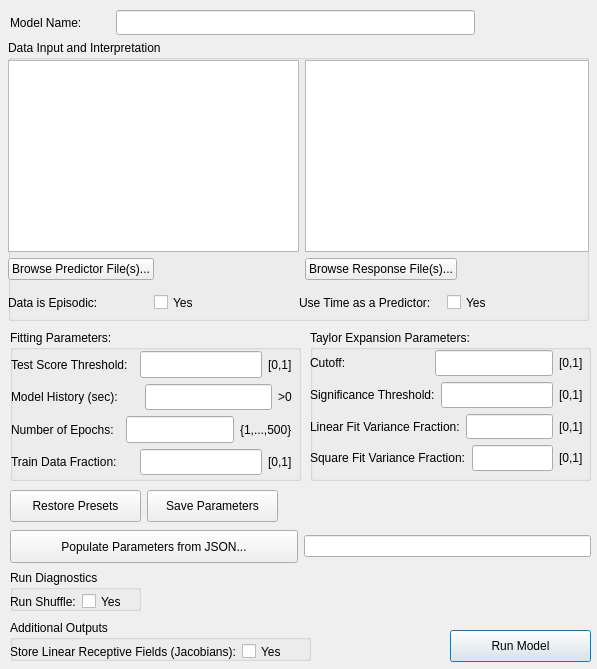
Before: the Qt Designer form neuro_mine/ui/mine_train.ui in matovic5/neuro_mine, drawn with Qt 5.
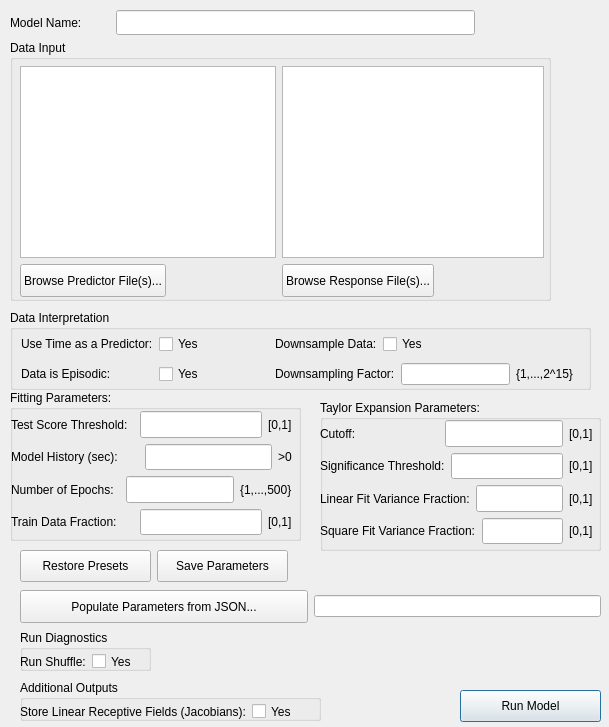
After: the same form once the commit is applied. Icons and pictures are not drawn.

Commit message:
Major change: added downsampling factor toGUI and associated logic
Minor change: renamed neuromine_fit.py to neuromine_train.py

```diff
--- a/neuro_mine/ui/mine_train.ui
+++ b/neuro_mine/ui/mine_train.ui
@@ -6,8 +6,8 @@
    <rect>
     <x>0</x>
     <y>0</y>
-    <width>597</width>
-    <height>669</height>
+    <width>609</width>
+    <height>727</height>
    </rect>
   </property>
   <property name="sizePolicy">
@@ -27,8 +27,8 @@
   <widget class="QPushButton" name="pushButton">
    <property name="geometry">
     <rect>
-     <x>450</x>
-     <y>630</y>
+     <x>460</x>
+     <y>690</y>
      <width>141</width>
      <height>32</height>
     </rect>
@@ -49,76 +49,38 @@
   <widget class="QGroupBox" name="groupBox">
    <property name="geometry">
     <rect>
-     <x>8</x>
+     <x>10</x>
      <y>40</y>
-     <width>581</width>
-     <height>281</height>
+     <width>541</width>
+     <height>261</height>
     </rect>
    </property>
    <property name="title">
-    <string>Data Input and Interpretation</string>
+    <string>Data Input</string>
    </property>
-   <widget class="QWidget" name="layoutWidget">
+   <widget class="QLabel" name="label_19">
     <property name="geometry">
      <rect>
-      <x>0</x>
-      <y>20</y>
-      <width>581</width>
-      <height>259</height>
+      <x>566</x>
+      <y>249</y>
+      <width>16</width>
+      <height>16</height>
      </rect>
     </property>
-    <layout class="QGridLayout" name="gridLayout">
-     <item row="0" column="2">
-      <layout class="QFormLayout" name="formLayout_2">
-       <item row="0" column="0" colspan="2">
-        <widget class="QTextEdit" name="textEdit_2">
-         <property name="sizePolicy">
-          <sizepolicy hsizetype="Expanding" vsizetype="Expanding">
-           <horstretch>0</horstretch>
-           <verstretch>0</verstretch>
-          </sizepolicy>
-         </property>
-        </widget>
-       </item>
-       <item row="1" column="0">
-        <widget class="QPushButton" name="pushButton_3">
-         <property name="sizePolicy">
-          <sizepolicy hsizetype="Expanding" vsizetype="Expanding">
-           <horstretch>0</horstretch>
-           <verstretch>0</verstretch>
-          </sizepolicy>
-         </property>
          <property name="text">
-          <string>Browse Response File(s)...</string>
-         </property>
-        </widget>
-       </item>
-       <item row="1" column="1">
-        <widget class="QLabel" name="label_21">
-         <property name="sizePolicy">
-          <sizepolicy hsizetype="Expanding" vsizetype="Expanding">
-           <horstretch>0</horstretch>
-           <verstretch>0</verstretch>
-          </sizepolicy>
-         </property>
-         <property name="toolTip">
           <string/>
          </property>
-         <property name="whatsThis">
-          <string>Response file(s) should be .csv format but with any type of delimiter; time must be in the first column</string>
-         </property>
-         <property name="text">
-          <string/>
-         </property>
-         <property name="pixmap">
-          <pixmap resource="resources.qrc">:/question.png</pixmap>
-         </property>
-        </widget>
-       </item>
-      </layout>
-     </item>
-     <item row="0" column="0" colspan="2">
-      <layout class="QFormLayout" name="formLayout">
+   </widget>
+   <widget class="QWidget" name="">
+    <property name="geometry">
+     <rect>
+      <x>10</x>
+      <y>26</y>
+      <width>524</width>
+      <height>231</height>
+     </rect>
+    </property>
+    <layout class="QGridLayout" name="gridLayout_3">
        <item row="0" column="0" colspan="2">
         <widget class="QTextEdit" name="textEdit">
          <property name="sizePolicy">
@@ -129,6 +91,16 @@
          </property>
         </widget>
        </item>
+     <item row="0" column="2" colspan="2">
+      <widget class="QTextEdit" name="textEdit_2">
+       <property name="sizePolicy">
+        <sizepolicy hsizetype="Expanding" vsizetype="Expanding">
+         <horstretch>0</horstretch>
+         <verstretch>0</verstretch>
+        </sizepolicy>
+       </property>
+      </widget>
+     </item>
        <item row="1" column="0">
         <widget class="QPushButton" name="pushButton_2">
          <property name="sizePolicy">
@@ -164,12 +136,8 @@
          </property>
         </widget>
        </item>
-      </layout>
-     </item>
-     <item row="1" column="1" colspan="2">
-      <layout class="QHBoxLayout" name="horizontalLayout_13">
-       <item>
-        <widget class="QLabel" name="label_6">
+     <item row="1" column="2">
+      <widget class="QPushButton" name="pushButton_3">
          <property name="sizePolicy">
           <sizepolicy hsizetype="Expanding" vsizetype="Expanding">
            <horstretch>0</horstretch>
@@ -177,54 +145,31 @@
           </sizepolicy>
          </property>
          <property name="text">
-          <string>Use Time as a Predictor:</string>
+        <string>Browse Response File(s)...</string>
          </property>
         </widget>
        </item>
-       <item>
-        <widget class="QCheckBox" name="checkBox_2">
+     <item row="1" column="3">
+      <widget class="QLabel" name="label_21">
          <property name="sizePolicy">
           <sizepolicy hsizetype="Expanding" vsizetype="Expanding">
            <horstretch>0</horstretch>
            <verstretch>0</verstretch>
           </sizepolicy>
          </property>
-         <property name="text">
-          <string>Yes</string>
-         </property>
-        </widget>
-       </item>
-      </layout>
-     </item>
-     <item row="1" column="0">
-      <layout class="QHBoxLayout" name="horizontalLayout_12">
-       <item>
-        <widget class="QLabel" name="label_5">
-         <property name="sizePolicy">
-          <sizepolicy hsizetype="Expanding" vsizetype="Expanding">
-           <horstretch>0</horstretch>
-           <verstretch>0</verstretch>
-          </sizepolicy>
+       <property name="toolTip">
+        <string/>
+       </property>
+       <property name="whatsThis">
+        <string>Response file(s) should be .csv format but with any type of delimiter; time must be in the first column</string>
          </property>
          <property name="text">
-          <string>Data is Episodic:</string>
-         </property>
-        </widget>
-       </item>
-       <item>
-        <widget class="QCheckBox" name="checkBox">
-         <property name="sizePolicy">
-          <sizepolicy hsizetype="Expanding" vsizetype="Expanding">
-           <horstretch>0</horstretch>
-           <verstretch>0</verstretch>
-          </sizepolicy>
-         </property>
-         <property name="text">
-          <string>Yes</string>
-         </property>
-        </widget>
-       </item>
-      </layout>
+        <string/>
+       </property>
+       <property name="pixmap">
+        <pixmap resource="resources.qrc">:/question.png</pixmap>
+       </property>
+      </widget>
      </item>
     </layout>
    </widget>
@@ -233,7 +178,7 @@
    <property name="geometry">
     <rect>
      <x>10</x>
-     <y>330</y>
+     <y>390</y>
      <width>291</width>
      <height>151</height>
     </rect>
@@ -417,8 +362,8 @@
   <widget class="QGroupBox" name="groupBox_3">
    <property name="geometry">
     <rect>
-     <x>310</x>
-     <y>330</y>
+     <x>320</x>
+     <y>400</y>
      <width>281</width>
      <height>151</height>
     </rect>
@@ -432,7 +377,7 @@
       <x>0</x>
       <y>20</y>
       <width>273</width>
-      <height>121</height>
+      <height>124</height>
      </rect>
     </property>
     <layout class="QVBoxLayout" name="verticalLayout">
@@ -602,8 +547,8 @@
   <widget class="QGroupBox" name="groupBox_4">
    <property name="geometry">
     <rect>
-     <x>10</x>
-     <y>570</y>
+     <x>20</x>
+     <y>630</y>
      <width>131</width>
      <height>41</height>
     </rect>
@@ -653,8 +598,8 @@
   <widget class="QGroupBox" name="groupBox_5">
    <property name="geometry">
     <rect>
-     <x>10</x>
-     <y>620</y>
+     <x>20</x>
+     <y>680</y>
      <width>301</width>
      <height>41</height>
     </rect>
@@ -704,8 +649,8 @@
   <widget class="QWidget" name="layoutWidget">
    <property name="geometry">
     <rect>
-     <x>10</x>
-     <y>490</y>
+     <x>20</x>
+     <y>550</y>
      <width>268</width>
      <height>32</height>
     </rect>
@@ -802,8 +747,8 @@
   <widget class="QWidget" name="layoutWidget">
    <property name="geometry">
     <rect>
-     <x>10</x>
-     <y>530</y>
+     <x>20</x>
+     <y>590</y>
      <width>581</width>
      <height>33</height>
     </rect>
@@ -827,6 +772,114 @@
     </item>
    </layout>
   </widget>
+  <widget class="QGroupBox" name="groupBox_6">
+   <property name="geometry">
+    <rect>
+     <x>10</x>
+     <y>310</y>
+     <width>581</width>
+     <height>80</height>
+    </rect>
+   </property>
+   <property name="title">
+    <string>Data Interpretation</string>
+   </property>
+   <widget class="QWidget" name="">
+    <property name="geometry">
+     <rect>
+      <x>11</x>
+      <y>22</y>
+      <width>552</width>
+      <height>54</height>
+     </rect>
+    </property>
+    <layout class="QGridLayout" name="gridLayout_4">
+     <item row="0" column="0">
+      <widget class="QLabel" name="label_29">
+       <property name="sizePolicy">
+        <sizepolicy hsizetype="Expanding" vsizetype="Expanding">
+         <horstretch>0</horstretch>
+         <verstretch>0</verstretch>
+        </sizepolicy>
+       </property>
+       <property name="text">
+        <string>Use Time as a Predictor:</string>
+       </property>
+      </widget>
+     </item>
+     <item row="0" column="1">
+      <widget class="QCheckBox" name="checkBox_6">
+       <property name="sizePolicy">
+        <sizepolicy hsizetype="Expanding" vsizetype="Expanding">
+         <horstretch>0</horstretch>
+         <verstretch>0</verstretch>
+        </sizepolicy>
+       </property>
+       <property name="text">
+        <string>Yes</string>
+       </property>
+      </widget>
+     </item>
+     <item row="0" column="2">
+      <widget class="QLabel" name="label_18">
+       <property name="text">
+        <string>Downsample Data:</string>
+       </property>
+      </widget>
+     </item>
+     <item row="0" column="3" colspan="3">
+      <widget class="QCheckBox" name="checkBox_4">
+       <property name="text">
+        <string>Yes</string>
+       </property>
+      </widget>
+     </item>
+     <item row="1" column="0">
+      <widget class="QLabel" name="label_30">
+       <property name="sizePolicy">
+        <sizepolicy hsizetype="Expanding" vsizetype="Expanding">
+         <horstretch>0</horstretch>
+         <verstretch>0</verstretch>
+        </sizepolicy>
+       </property>
+       <property name="text">
+        <string>Data is Episodic:</string>
+       </property>
+      </widget>
+     </item>
+     <item row="1" column="1">
+      <widget class="QCheckBox" name="checkBox_7">
+       <property name="sizePolicy">
+        <sizepolicy hsizetype="Expanding" vsizetype="Expanding">
+         <horstretch>0</horstretch>
+         <verstretch>0</verstretch>
+        </sizepolicy>
+       </property>
+       <property name="text">
+        <string>Yes</string>
+       </property>
+      </widget>
+     </item>
+     <item row="1" column="2" colspan="2">
+      <widget class="QLabel" name="label_10">
+       <property name="text">
+        <string>Downsampling Factor:</string>
+       </property>
+      </widget>
+     </item>
+     <item row="1" column="4">
+      <widget class="QLineEdit" name="lineEdit_4"/>
+     </item>
+     <item row="1" column="5">
+      <widget class="QLabel" name="label_22">
+       <property name="text">
+        <string>{1,...,2^15}</string>
+       </property>
+      </widget>
+     </item>
+    </layout>
+   </widget>
+  </widget>
  </widget>
  <resources>
   <include location="resources.qrc"/>
```
Lines whose indentation alone changed are shown as unchanged. The commit also changes 6 other files.
